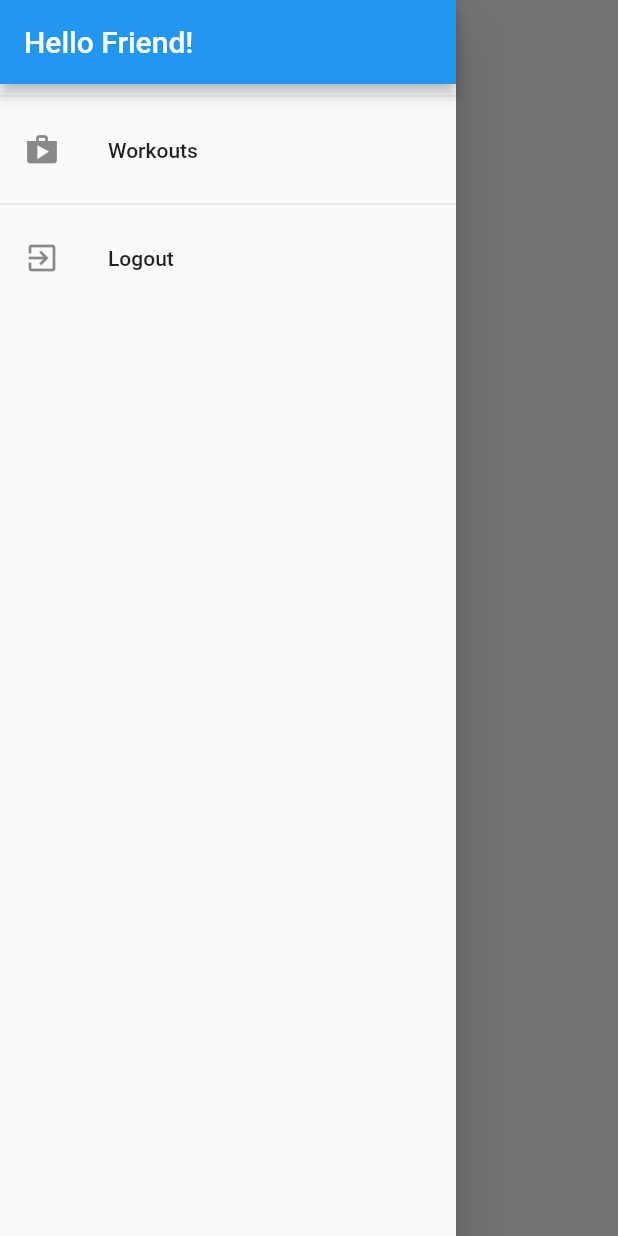
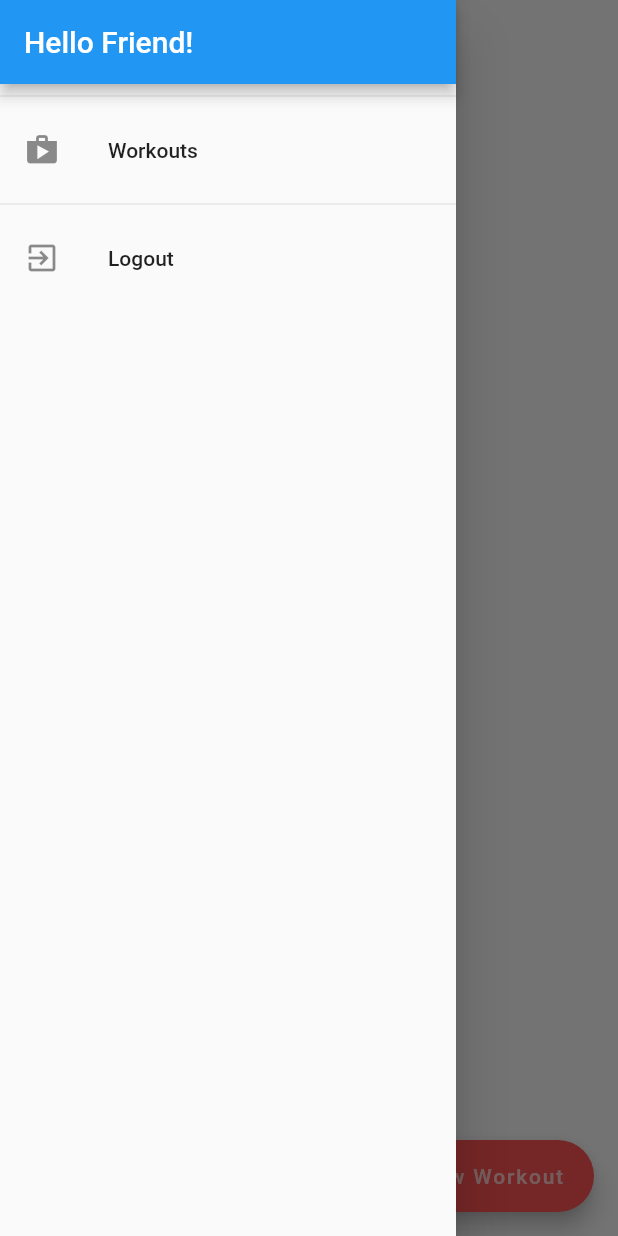
Before and after one commit to JoelGotsch/kantnprojekt, a Flutter app: the WorkoutsOverviewScreen screen opened directly, with the side drawer open, on a phone screen of 412 x 824 dp. Run offline on Flutter 3.47's test engine with Material 2 defaults, Android fonts, the phone set to English and light mode, and no system bars; our stand-ins replace dropdown_search, flutter_datetime_picker, shared_preferences; accounts and stored records are empty; statements that could not run were skipped.

Commit message:
changed grid to listview and added add workout button

```diff
--- a/lib/views/edit_workout.dart
+++ b/lib/views/edit_workout.dart
@@ -115,12 +115,12 @@ class _EditWorkoutScreenState extends State<EditWorkoutScreen> {
 
   Future<void> _addAction() async {
     final isValid = _formActions.currentState.validate();
-    if (!isValid || _chosenExercise != null || _newAction.number == 0) {
+    _formActions.currentState.save();
+    if (!isValid || _chosenExercise == null || _newAction.number == 0) {
       return;
     }
     _newAction.exerciseId = _chosenExercise.exerciseId;
     _newAction.exercise = _chosenExercise;
-    _formActions.currentState.save();
     setState(() {
       _isLoading = true;
     });
--- a/lib/views/workouts_overview_screen.dart
+++ b/lib/views/workouts_overview_screen.dart
@@ -4,6 +4,7 @@ import 'package:provider/provider.dart';
 import '../providers/workouts.dart';
 import '../widgets/app_drawer.dart';
 import '../widgets/workouts_grid.dart';
+import 'edit_workout.dart';
 
 class WorkoutsOverviewScreen extends StatefulWidget {
   @override
@@ -67,8 +68,18 @@ class _WorkoutsOverviewScreenState extends State<WorkoutsOverviewScreen> {
                 child: CircularProgressIndicator(),
               )
             : WorkoutsGrid(),
-      // bottomNavigationBar: ,
+        floatingActionButton: FloatingActionButton.extended(
+          onPressed: () {
+            Navigator.of(context).pushNamed(
+              EditWorkoutScreen.routeName,
+              arguments: null,
             );
+          },
+          backgroundColor: Colors.redAccent,
+          foregroundColor: Colors.white70,
+          icon: Icon(Icons.add),
+          label: Text("New Workout"),
+        ));
   }
 }
 
--- a/lib/widgets/workouts_grid.dart
+++ b/lib/widgets/workouts_grid.dart
@@ -9,7 +9,7 @@ class WorkoutsGrid extends StatelessWidget {
   Widget build(BuildContext context) {
     final workoutsData = Provider.of<Workouts>(context);
     final Map<String, Workout> workouts = workoutsData.workouts;
-    return GridView.builder(
+    return ListView.builder(
       padding: const EdgeInsets.all(7.0),
       itemCount: workouts.length,
       itemBuilder: (ctx, i) => ChangeNotifierProvider.value(
@@ -17,12 +17,6 @@ class WorkoutsGrid extends StatelessWidget {
         value: workouts.values.toList()[i],
         child: WorkoutItem(),
       ),
-      gridDelegate: SliverGridDelegateWithFixedCrossAxisCount(
-        crossAxisCount: 2,
-        childAspectRatio: 3 / 2,
-        crossAxisSpacing: 10,
-        mainAxisSpacing: 10,
-      ),
     );
   }
 }
```
Lines whose indentation alone changed are shown as unchanged.
